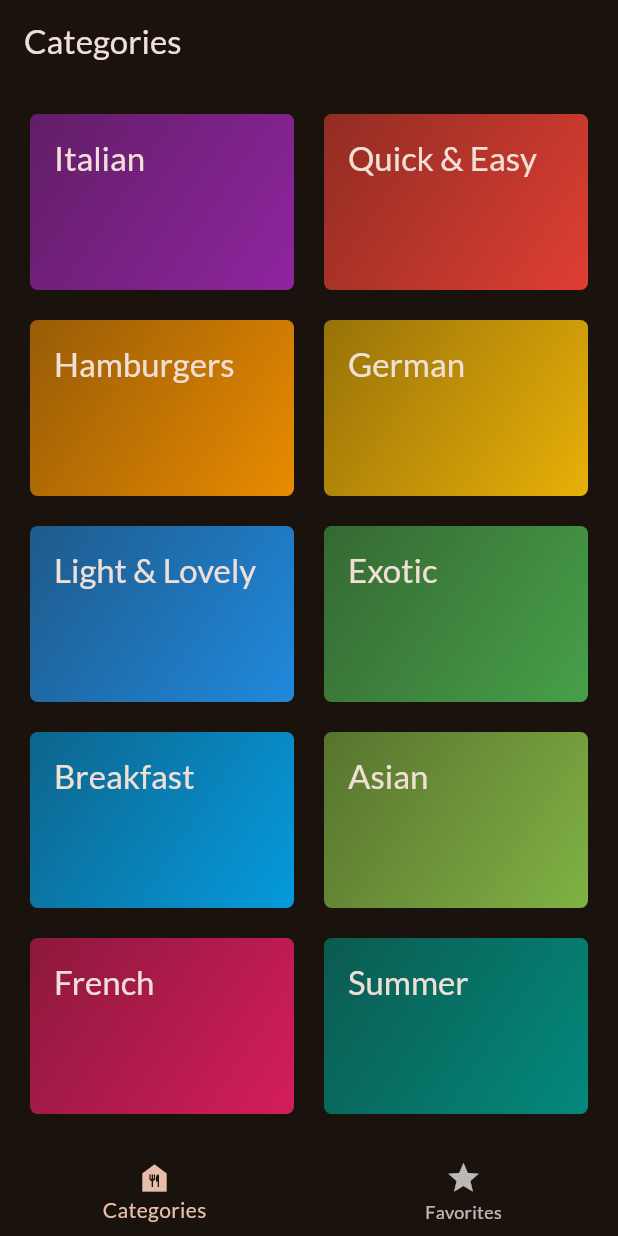
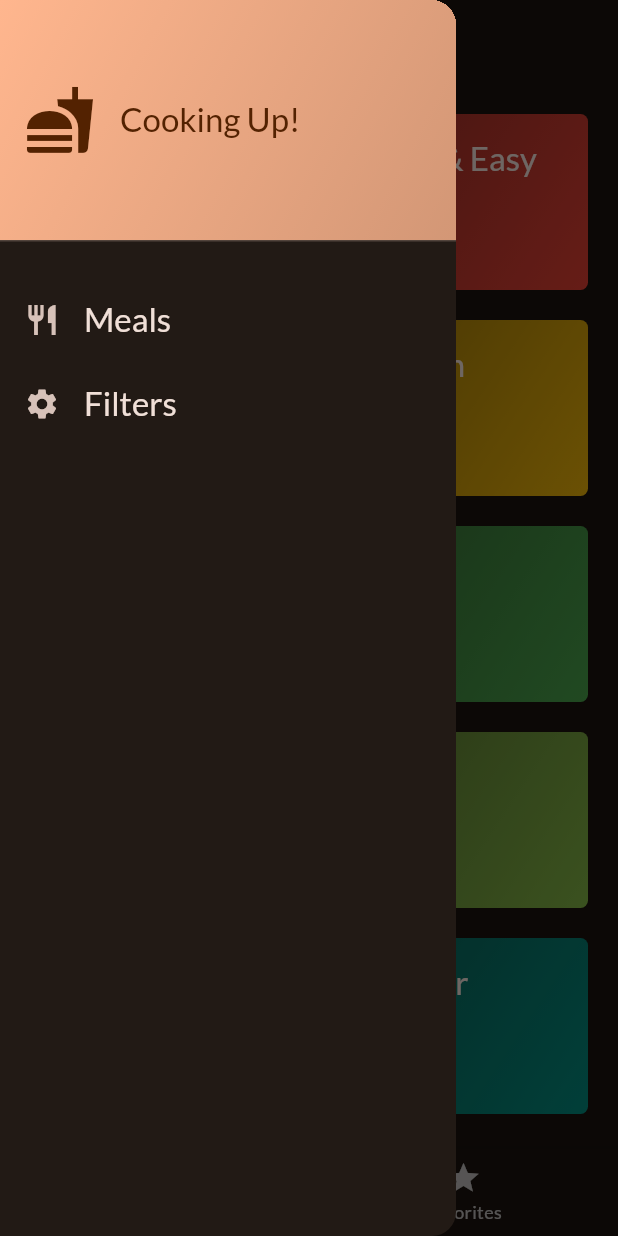
Before and after one commit to Pranay-Pandey/flutter-meals-app, a Flutter app: the screen it shows after launch, with the side drawer open (before the commit the screen has no drawer), on a phone screen of 412 x 824 dp. Run offline on Flutter 3.47's test engine with Material 2 defaults, Android fonts, the phone set to English and light mode, and no system bars; our stand-ins replace google_fonts, transparent_image.

Commit message:
Add Drawers and filters

```diff
--- a/lib/screens/categories.dart
+++ b/lib/screens/categories.dart
@@ -25,11 +25,7 @@ class CategoriesScreen extends StatelessWidget {
 
   @override
   Widget build(BuildContext context) {
-    return Scaffold(
-      appBar: AppBar(
-        title: const Text("Categories"),
-      ),
-      body: GridView(
+    return GridView(
         padding: const EdgeInsets.all(20),
         gridDelegate: const SliverGridDelegateWithFixedCrossAxisCount(
           crossAxisCount: 2,
@@ -45,7 +41,6 @@ class CategoriesScreen extends StatelessWidget {
             },
           );
         }).toList(),
-      ),
     );
   }
 }
--- a/lib/screens/tabs.dart
+++ b/lib/screens/tabs.dart
@@ -2,7 +2,9 @@ import 'package:flutter/material.dart';
 import 'package:meals/data/dummy_data.dart';
 import 'package:meals/models/meals.dart';
 import 'package:meals/screens/categories.dart';
+import 'package:meals/screens/filters.dart';
 import 'package:meals/screens/meals.dart';
+import 'package:meals/widgets/drawer.dart';
 
 class TabsScreen extends StatefulWidget {
   const TabsScreen({super.key});
@@ -17,6 +19,13 @@ class _TabsScreenState extends State<TabsScreen> {
   int _selectedPage = 0;
   final List<Meal> favoriteMeals = [];
 
+  void toastMessage(Widget message) {
+    ScaffoldMessenger.of(context).removeCurrentSnackBar();
+    ScaffoldMessenger.of(context).showSnackBar(SnackBar(
+      content: message,
+    ));
+  }
+
   void changePage(int index) {
     setState(() {
       _selectedPage = index;
@@ -25,25 +34,52 @@ class _TabsScreenState extends State<TabsScreen> {
 
   void toogleFavorite(Meal meal) {
     if (favoriteMeals.contains(meal)) {
-      favoriteMeals.remove(meal);
+      setState(() {
+        favoriteMeals.remove(meal);
+      });
+      toastMessage(const Text('Removed from favorites'));
     } else {
-      favoriteMeals.add(meal);
+      setState(() {
+        favoriteMeals.add(meal);
+      });
+      toastMessage(const Text('Added to favorites'));
+    }
+  }
+
+  void selectScreen(String identifier){
+    if (identifier=='filters'){
+      Navigator.of(context).pop();
+            Navigator.of(context).push(
+              MaterialPageRoute(
+                builder: (builder) {
+                  return const FilterScreen();
+                },
+              ),
+            );
+    }else{
+      Navigator.of(context).pop();
     }
   }
 
   @override
   Widget build(BuildContext context) {
     Widget screen;
+    String title = 'Meals';
     if (_selectedPage == 1) {
       screen = MealsScreen(
-        title: 'Favorites',
         meals: favoriteMeals,
         toogleFavorite: toogleFavorite,
       );
+      title = 'Favorites';
     } else {
       screen = CategoriesScreen(toogleFavorite: toogleFavorite);
+      title = 'Meals';
     }
     return Scaffold(
+      appBar: AppBar(
+        title: Text(title),
+      ),
+      drawer:  MainDrawer(selectScreen_: selectScreen,),
       body: screen,
       bottomNavigationBar: BottomNavigationBar(
         onTap: changePage,
--- /dev/null
+++ b/lib/widgets/drawer.dart
@@ -0,0 +1,65 @@
+import 'package:flutter/material.dart';
+
+class MainDrawer extends StatelessWidget {
+  const MainDrawer({super.key, required this.selectScreen_});
+
+  final void Function(String identifier) selectScreen_;
+
+  @override
+  Widget build(BuildContext context) {
+    return Drawer(
+        child: Column(
+      children: [
+        DrawerHeader(
+          padding: const EdgeInsets.all(16),
+          decoration: BoxDecoration(
+            gradient: LinearGradient(
+              colors: [
+                Theme.of(context).colorScheme.primary,
+                Theme.of(context).colorScheme.primary.withOpacity(0.8),
+              ],
+              begin: Alignment.topLeft,
+              end: Alignment.bottomRight,
+            ),
+          ),
+          child: Row(
+            mainAxisAlignment: MainAxisAlignment.start,
+            children: [
+              Icon(Icons.fastfood,
+                  size: 48, color: Theme.of(context).colorScheme.onPrimary),
+              const SizedBox(width: 16),
+              Text("Cooking Up!",
+                  style: Theme.of(context).textTheme.titleLarge!.copyWith(
+                      color: Theme.of(context).colorScheme.onPrimary)),
+            ],
+          ),
+        ),
+        const SizedBox(height: 16),
+        ListTile(
+          leading: const Icon(Icons.restaurant),
+          title: Text(
+            'Meals',
+            style: Theme.of(context).textTheme.titleLarge!.copyWith(
+                  color: Theme.of(context).colorScheme.onBackground,
+                ),
+          ),
+          onTap: () {
+            selectScreen_('meals');
+          },
+        ),
+        ListTile(
+          leading: const Icon(Icons.settings),
+          title: Text(
+            'Filters',
+            style: Theme.of(context).textTheme.titleLarge!.copyWith(
+                  color: Theme.of(context).colorScheme.onBackground,
+                ),
+          ),
+          onTap: () {
+            selectScreen_('filters');
+          },
+        ),
+      ],
+    ));
+  }
+}
```
Also changed, not shown: lib/screens/filters.dart (added, +56 -0 lines), lib/screens/meal_item.dart (+8 -14 lines), lib/screens/meals.dart (+8 -4 lines).
